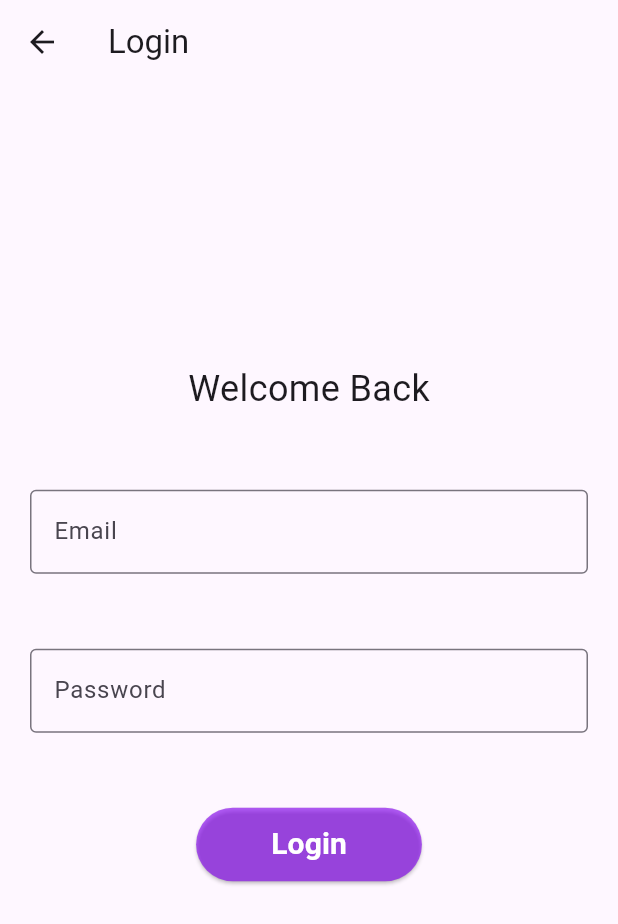
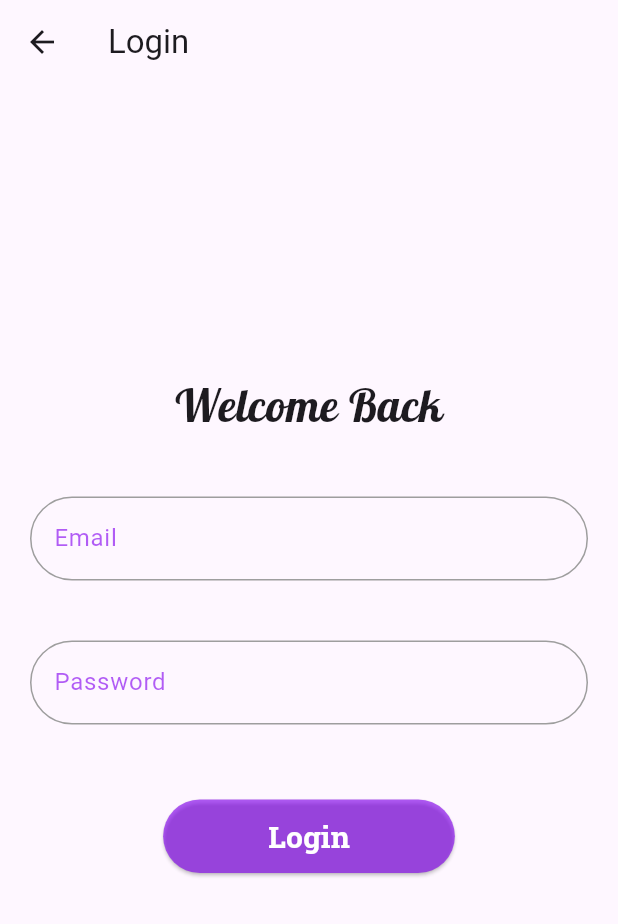
Before and after one commit to SamranKhalil/FYP, a Flutter app: the screen it shows after launch, after a tap on "Login", on a phone screen of 412 x 824 dp. Shown: the top 924 px of the screen. Run offline on Flutter 3.47's test engine with Material 3 defaults, Android fonts, the phone set to English and light mode, and no system bars; our stand-ins replace google_fonts, rive.

Commit message:
some changes in screens

```diff
--- a/my_project/lib/login_page.dart
+++ b/my_project/lib/login_page.dart
@@ -1,4 +1,6 @@
 import 'package:flutter/material.dart';
+import 'package:google_fonts/google_fonts.dart';
+import 'package:my_project/home_screen.dart';
 
 class LoginPage extends StatelessWidget {
   final Color themeColor;
@@ -8,53 +10,87 @@ class LoginPage extends StatelessWidget {
   Widget build(BuildContext context) {
     return Scaffold(
       appBar: AppBar(
-        title: const Text('Login'),
+        title: Text('Login', style: GoogleFonts.roboto()),
       ),
       body: Center(
         child: Column(
           mainAxisAlignment: MainAxisAlignment.center,
           children: [
-            const Text(
+            Text(
               'Welcome Back',
-              style: TextStyle(
-                fontSize: 24,
+              style: GoogleFonts.lobster(
+                fontSize: 30,
               ),
             ),
-            const SizedBox(height: 50),
-            const Padding(
-              padding: EdgeInsets.symmetric(horizontal: 20),
+            const SizedBox(height: 40),
+            Padding(
+              padding: const EdgeInsets.symmetric(horizontal: 20),
               child: TextField(
                 decoration: InputDecoration(
                   labelText: 'Email',
-                  border: OutlineInputBorder(),
+                  labelStyle: TextStyle(color: themeColor),
+                  border: OutlineInputBorder(
+                    borderRadius: BorderRadius.circular(30),
+                  ),
+                  focusedBorder: OutlineInputBorder(
+                    borderRadius: BorderRadius.circular(30),
+                    borderSide: const BorderSide(color: Colors.grey),
+                  ),
+                  enabledBorder: OutlineInputBorder(
+                    borderRadius: BorderRadius.circular(30),
+                    borderSide: const BorderSide(color: Colors.grey),
+                  ),
                 ),
               ),
             ),
-            const SizedBox(height: 50),
-            const Padding(
-              padding: EdgeInsets.symmetric(horizontal: 20),
+            const SizedBox(height: 40),
+            Padding(
+              padding: const EdgeInsets.symmetric(horizontal: 20),
               child: TextField(
                 obscureText: true,
                 decoration: InputDecoration(
                   labelText: 'Password',
-                  border: OutlineInputBorder(),
+                  labelStyle: TextStyle(color: themeColor),
+                  border: OutlineInputBorder(
+                    borderRadius: BorderRadius.circular(30),
+                  ),
+                  focusedBorder: OutlineInputBorder(
+                    borderRadius: BorderRadius.circular(30),
+                    borderSide: const BorderSide(color: Colors.grey),
+                  ),
+                  enabledBorder: OutlineInputBorder(
+                    borderRadius: BorderRadius.circular(30),
+                    borderSide: const BorderSide(color: Colors.grey),
+                  ),
                 ),
               ),
             ),
             const SizedBox(height: 50),
             ElevatedButton(
-              onPressed: () {},
+              onPressed: () {
+                Navigator.push(
+                  context,
+                  MaterialPageRoute(
+                    builder: (context) => HomeScreen(themeColor: themeColor),
+                  ),
+                );
+              },
               style: ButtonStyle(
                 padding: MaterialStateProperty.all<EdgeInsets>(
-                  const EdgeInsets.fromLTRB(50.0, 10.0, 50.0, 10.0),
+                  const EdgeInsets.fromLTRB(70.0, 10.0, 70.0, 10.0),
                 ),
                 backgroundColor: MaterialStateProperty.all<Color>(
                   themeColor,
                 ),
+                shape: MaterialStateProperty.all<RoundedRectangleBorder>(
+                  RoundedRectangleBorder(
+                    borderRadius: BorderRadius.circular(30),
+                  ),
+                ),
               ),
-              child: const Text(
+              child: Text(
                 'Login',
-                style: TextStyle(
+                style: GoogleFonts.robotoSlab(
                   color: Colors.white,
                   fontSize: 20,
                   fontWeight: FontWeight.bold,
--- a/my_project/lib/start_screen.dart
+++ b/my_project/lib/start_screen.dart
@@ -1,17 +1,23 @@
 import 'package:flutter/material.dart';
+import 'package:google_fonts/google_fonts.dart';
 import 'package:my_project/login_page.dart';
 import 'package:my_project/signup_page.dart';
 
 class StartScreen extends StatelessWidget {
   final Color themeColor;
-  const StartScreen(
-      {this.themeColor = const Color.fromARGB(160, 131, 0, 239), super.key});
+  const StartScreen({
+    this.themeColor = const Color.fromARGB(160, 131, 0, 239),
+    super.key,
+  });
 
   @override
   Widget build(BuildContext context) {
     return Scaffold(
       body: Column(
         children: [
+          const SizedBox(
+            height: 100,
+          ),
           Center(
             child: ClipOval(
               child: Image.asset(
@@ -25,10 +31,10 @@ class StartScreen extends StatelessWidget {
           const SizedBox(
             height: 50,
           ),
-          const Text(
+          Text(
             'VizAvatar',
-            style: TextStyle(
-              color: Color.fromARGB(160, 131, 0, 239),
+            style: GoogleFonts.robotoSlab(
+              color: themeColor,
               fontSize: 40,
               fontWeight: FontWeight.bold,
             ),
@@ -41,20 +47,21 @@ class StartScreen extends StatelessWidget {
               Navigator.push(
                 context,
                 MaterialPageRoute(
-                    builder: (context) => LoginPage(themeColor: themeColor)),
+                  builder: (context) => LoginPage(themeColor: themeColor),
+                ),
               );
             },
             style: ButtonStyle(
               padding: MaterialStateProperty.all<EdgeInsets>(
-                const EdgeInsets.fromLTRB(50.0, 10.0, 50.0, 10.0),
+                const EdgeInsets.fromLTRB(70.0, 10.0, 70.0, 10.0),
               ),
               backgroundColor: MaterialStateProperty.all<Color>(
                 themeColor,
               ),
             ),
-            child: const Text(
+            child: Text(
               "Login",
-              style: TextStyle(
+              style: GoogleFonts.robotoSlab(
                 color: Colors.white,
                 fontSize: 20,
                 fontWeight: FontWeight.bold,
@@ -69,20 +76,21 @@ class StartScreen extends StatelessWidget {
               Navigator.push(
                 context,
                 MaterialPageRoute(
-                    builder: (context) => SignupPage(themeColor: themeColor)),
+                  builder: (context) => SignupPage(themeColor: themeColor),
+                ),
               );
             },
             style: ButtonStyle(
               padding: MaterialStateProperty.all<EdgeInsets>(
-                const EdgeInsets.fromLTRB(50.0, 10.0, 50.0, 10.0),
+                const EdgeInsets.fromLTRB(65.0, 10.0, 65.0, 10.0),
               ),
               backgroundColor: MaterialStateProperty.all<Color>(
                 themeColor,
               ),
             ),
-            child: const Text(
+            child: Text(
               "SignUp",
-              style: TextStyle(
+              style: GoogleFonts.robotoSlab(
                 color: Colors.white,
                 fontSize: 20,
                 fontWeight: FontWeight.bold,
--- a/my_project/pubspec.yaml
+++ b/my_project/pubspec.yaml
@@ -30,6 +30,8 @@ environment:
 dependencies:
   flutter:
     sdk: flutter
+  google_fonts: ^6.2.1
+  rive: ^0.13.5
 
   # The following adds the Cupertino Icons font to your application.
   # Use with the CupertinoIcons class for iOS style icons.
@@ -59,6 +61,10 @@ flutter:
   # To add assets to your application, add an assets section, like this:
   assets:
     - assets/images/start_screen_img.jpg
+    - assets/idle.riv
+    - assets/state.riv
+    - assets/untitled.riv
+    - assets/animations.riv
 
   # An image asset can refer to one or more resolution-specific "variants", see
   # https://flutter.dev/assets-and-images/#resolution-aware
```
Also changed, not shown: my_project/lib/home_screen.dart (added, +124 -0 lines), my_project/lib/signup_page.dart (+55 -29 lines), my_project/lib/signup_page_dob.dart (+39 -17 lines), my_project/lib/signup_page_gender.dart (+53 -29 lines), my_project/pubspec.lock, 10 other files.
